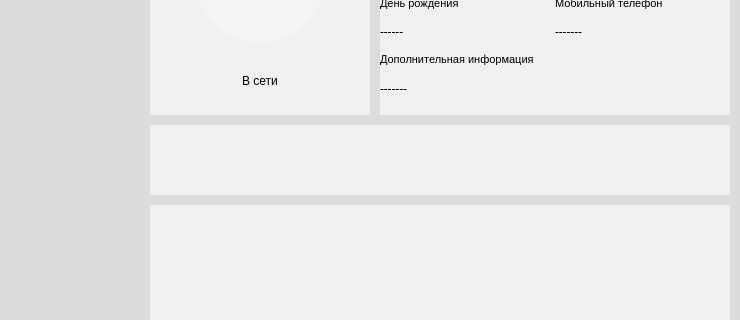
Qt form src/VultusMainWindow.ui (Percyvalle/Vultus) before a commit; both pictures show x 280 to 1020 and y 355 to 675 of the 1020 by 890 pixel window.
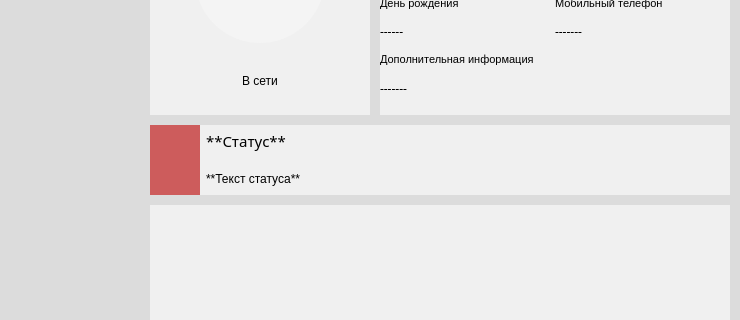
The same form after that commit. Custom widgets are drawn as their Qt base class.

Diff of the .ui file:
```diff
--- a/src/VultusMainWindow.ui
+++ b/src/VultusMainWindow.ui
@@ -727,8 +727,54 @@
        </rect>
       </property>
       <property name="styleSheet">
-       <string notr="true">background-color: rgba(245, 245, 245,80%);</string>
+       <string notr="true">QWidget{background-color: rgba(245, 245, 245,80%);}
+QLabel{background-color: rgba(245, 245, 245,0%);}</string>
       </property>
+      <layout class="QHBoxLayout" name="horizontalLayout_4" stretch="0,1">
+       <item>
+        <widget class="QLabel" name="profile_member_status">
+         <property name="minimumSize">
+          <size>
+           <width>50</width>
+           <height>50</height>
+          </size>
+         </property>
+         <property name="styleSheet">
+          <string notr="true">background-color: #cd5c5c;</string>
+         </property>
+         <property name="text">
+          <string/>
+         </property>
+         <property name="alignment">
+          <set>Qt::AlignCenter</set>
+         </property>
+        </widget>
+       </item>
+       <item>
+        <layout class="QVBoxLayout" name="verticalLayout_4">
+         <item>
+          <widget class="QLabel" name="label_4">
+           <property name="font">
+            <font>
+             <family>Bahnschrift SemiBold</family>
+             <pointsize>11</pointsize>
+            </font>
+           </property>
+           <property name="text">
+            <string>**Статус**</string>
+           </property>
+          </widget>
+         </item>
+         <item>
+          <widget class="QLabel" name="label_7">
+           <property name="text">
+            <string>**Текст статуса**</string>
+           </property>
+          </widget>
+         </item>
+        </layout>
+       </item>
+      </layout>
      </widget>
      <widget class="QWidget" name="widget_5" native="true">
       <property name="geometry">
```
Left out of the diff: 2 changed lines with no effect on the pictures.
